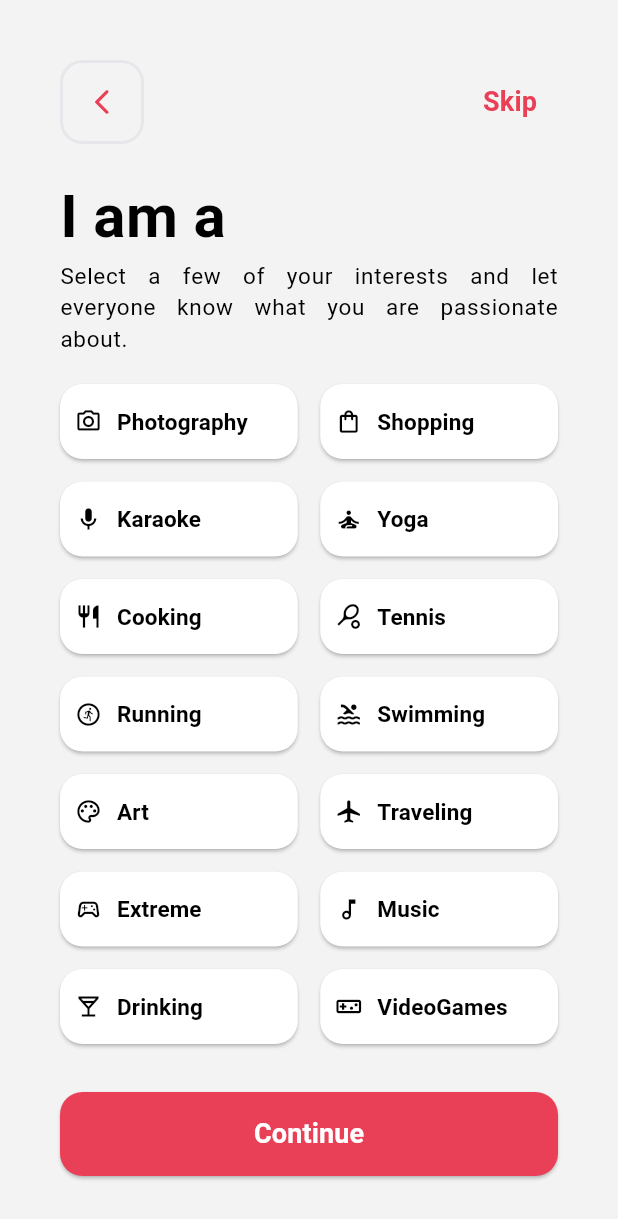
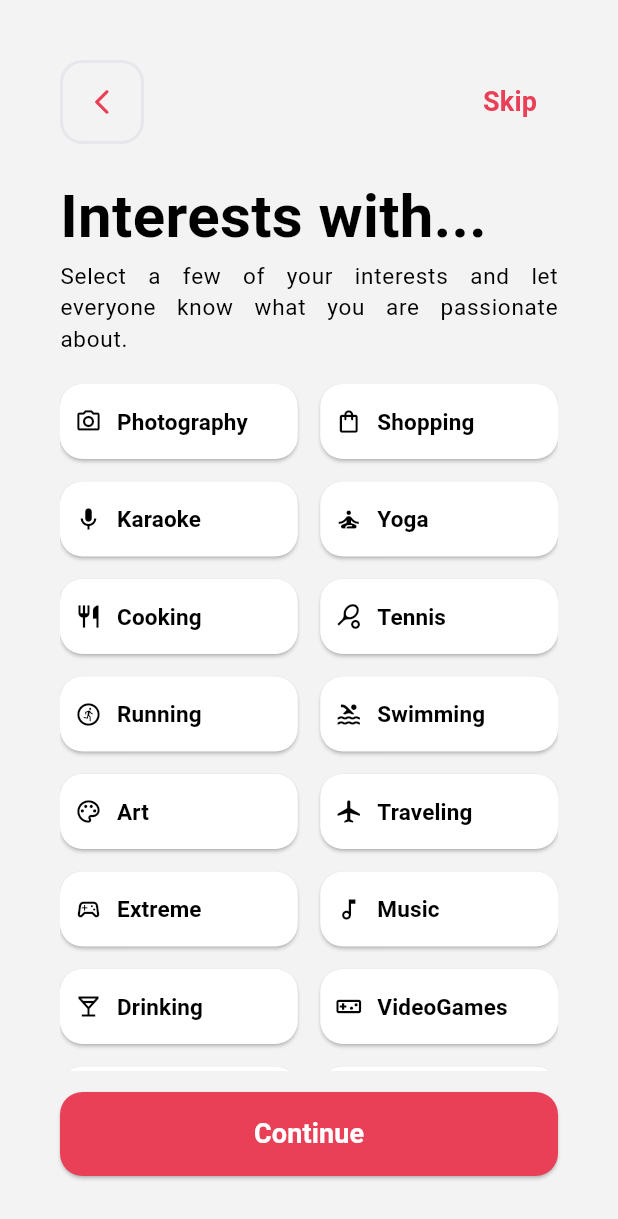
Before and after one commit to lantuyan/dating_app, a Flutter app: the PassionScreen screen opened by its route, on a phone screen of 412 x 824 dp. Shown: the top 1219 px of the screen. Run offline on Flutter 3.47's test engine with Material 2 defaults, Android fonts, the phone set to English and light mode, and no system bars; our stand-ins replace bloc, dio, equatable, flutter_bloc, flutter_svg, freezed_annotation and 8 more; generated files the repository leaves out were written again; statements that could not run were skipped.

Commit message:
hotfix layout passion screen

```diff
--- a/lib/screens/auth/passion/model/passion.dart
+++ b/lib/screens/auth/passion/model/passion.dart
@@ -29,4 +29,9 @@ List<Interest> fakeInterests = [
   Interest(id: 12, name: 'Music', selected: false , icon :  Icons.music_note_outlined),
   Interest(id: 13, name: 'Drinking', selected: false , icon :   Icons.local_bar_outlined),
   Interest(id: 14, name: 'VideoGames', selected: false , icon :   Icons.videogame_asset_outlined),
+  Interest(id: 15, name: 'Traveling', selected: false , icon :  Icons.airplanemode_active_outlined),
+  Interest(id: 16, name: 'Extreme', selected: false , icon :  Icons.sports_esports_outlined),
+  Interest(id: 17, name: 'Music', selected: false , icon :  Icons.music_note_outlined),
+  Interest(id: 18, name: 'Drinking', selected: false , icon :   Icons.local_bar_outlined),
+  Interest(id: 19, name: 'VideoGames', selected: false , icon :   Icons.videogame_asset_outlined),
 ];
--- a/lib/screens/auth/passion/passion_screen.dart
+++ b/lib/screens/auth/passion/passion_screen.dart
@@ -20,6 +20,7 @@ class PassionScreen extends StatelessWidget {
           child: Padding(
             padding: const EdgeInsets.only(left: 40, right: 40, top: 40),
             child: AppBar(
+              scrolledUnderElevation : 0,
               leading: const BackToScreenButton(
                 backRoute: NavigationPath.genderScreen
               ),
@@ -42,7 +43,7 @@ class PassionScreen extends StatelessWidget {
                 crossAxisAlignment: CrossAxisAlignment.stretch,
                 children: [
                   const Text(
-                    'I am a ',
+                    'Interests with...',
                     style: TextStyle(
                       fontSize: 40,
                       fontWeight: FontWeight.bold,
@@ -63,7 +64,9 @@ class PassionScreen extends StatelessWidget {
 
                   ),
                   const SizedBox(height: 20),
-                  GridView.builder(
+                  Container(
+                    height: MediaQuery.of(context).size.height / 1.8,
+                    child: GridView.builder(
                       shrinkWrap: true,
                       itemCount: passionList.length,
                       gridDelegate:
@@ -81,6 +84,7 @@ class PassionScreen extends StatelessWidget {
                         );
                       },
                     ),
+                  ),
                 ],
               ),
               // continueButon(),
--- a/lib/screens/auth/profile/profile_screen.dart
+++ b/lib/screens/auth/profile/profile_screen.dart
@@ -15,7 +15,7 @@ class ProfileScreen extends StatelessWidget {
           padding: const EdgeInsets.only(left: 40, right: 40, top: 40),
           child: AppBar(
             actions: const [
-              SkipButton( nextRoute: NavigationPath.friendScreen),
+              SkipButton( nextRoute: NavigationPath.genderScreen),
             ],
           ),
         ),
```
Lines whose indentation alone changed are shown as unchanged.
